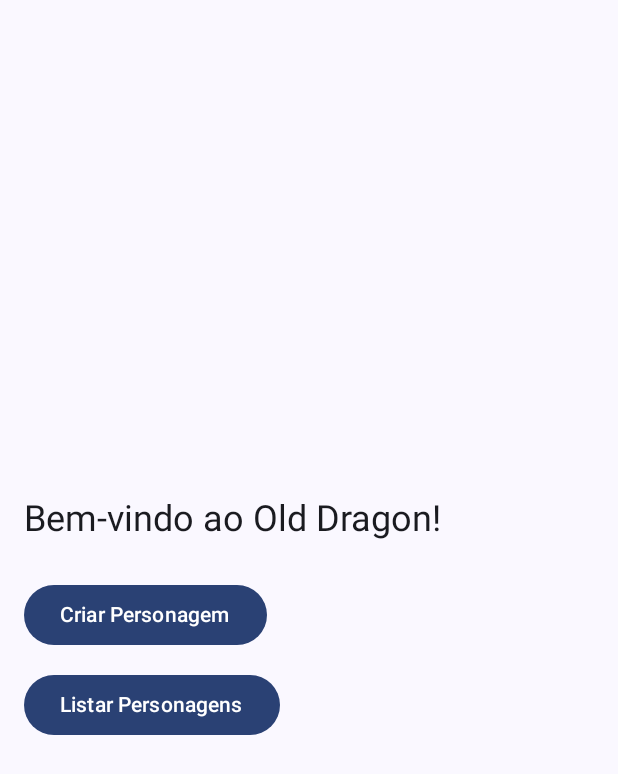
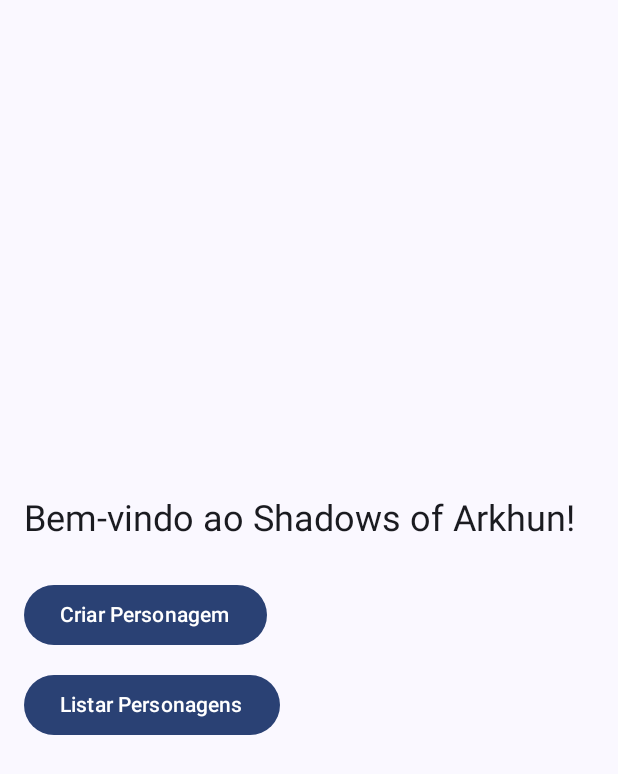
Before and after one commit to cassi-du/Shadows-of-Arkhun---ROOM, an Android app built with Jetpack Compose: the screen it shows after launch (MainActivity), on a phone screen of 412 x 824 dp. Shown: the top 774 px of the screen. Run offline under Robolectric (Android 15) with nearby library versions, the phone set to English and light mode, and no system bars.

Commit message:
mudancas diversas

```diff
--- a/app/src/main/java/com/example/rpgapp/MainActivity.kt
+++ b/app/src/main/java/com/example/rpgapp/MainActivity.kt
@@ -37,7 +37,7 @@ fun TelaInicial() {
             .padding(16.dp),
         verticalArrangement = Arrangement.Center
     ) {
-        Text("Bem-vindo ao Old Dragon!", style = MaterialTheme.typography.headlineSmall)
+        Text("Bem-vindo ao Shadows of Arkhun!", style = MaterialTheme.typography.headlineSmall)
         Spacer(modifier = Modifier.height(24.dp))
         Button(onClick = {
             val intent = Intent(context, MainActivity2::class.java)
```
